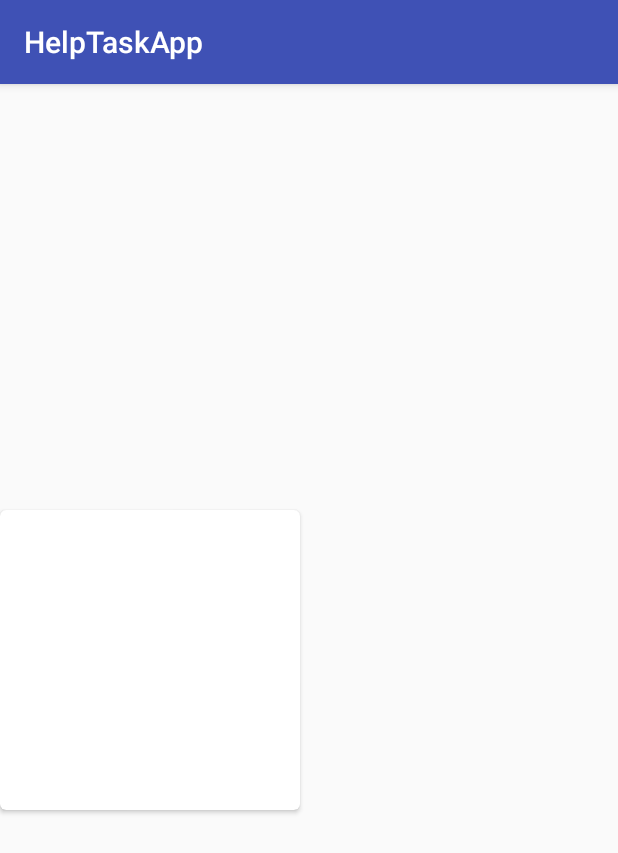
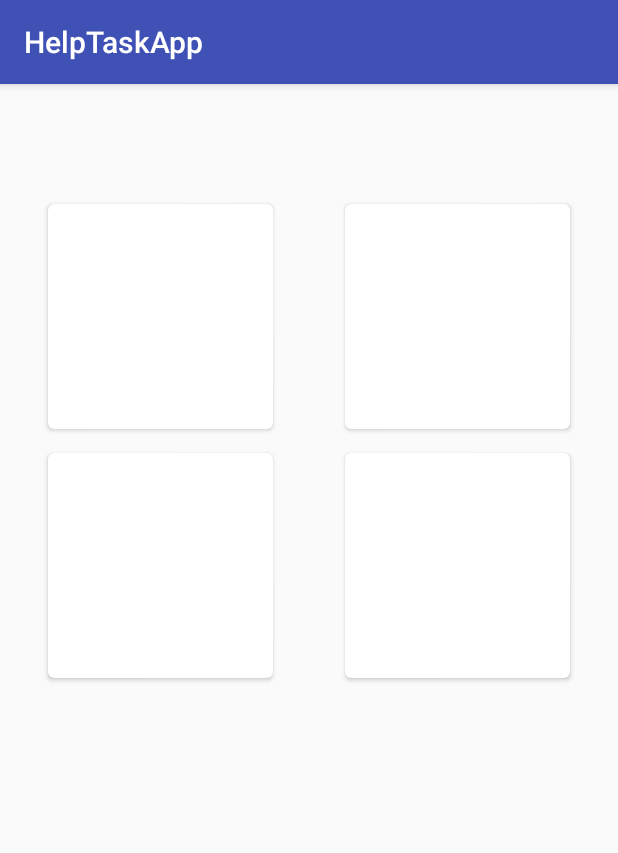
Before and after one commit to vteodoro/HelpTaskApp, an Android app: the screen it shows after launch (MainActivity), on a phone screen of 412 x 824 dp. Shown: the top 853 px of the screen. Run offline under Robolectric (Android 15) with nearby library versions, the phone set to English and light mode, and no system bars.

Commit message:
Posicionar cardview na activity_main

```diff
--- a/app/src/main/res/layout/activity_main.xml
+++ b/app/src/main/res/layout/activity_main.xml
@@ -1,20 +1,52 @@
 <?xml version="1.0" encoding="utf-8"?>
-<LinearLayout
+<android.support.constraint.ConstraintLayout
     xmlns:android="http://schemas.android.com/apk/res/android"
     xmlns:card_view="http://schemas.android.com/apk/res-auto"
+    xmlns:tools="http://schemas.android.com/tools"
     android:layout_height="match_parent"
     android:layout_width="match_parent">
-    <android.support.v7.widget.CardView
-        xmlns:card_view="http://schemas.android.com/apk/res-auto"
-        android:id="@+id/card_view"
-        android:layout_gravity="center"
-        android:layout_width="200dp"
-        android:layout_height="200dp"
-        card_view:cardCornerRadius="4dp">
 
-        <TextView
-            android:id="@+id/info_text"
-            android:layout_width="match_parent"
-            android:layout_height="match_parent" />
+    <android.support.v7.widget.CardView xmlns:card_view="http://schemas.android.com/apk/res-auto"
+        android:id="@+id/card_executar"
+        android:layout_width="150dp"
+        android:layout_height="150dp"
+        android:layout_marginStart="32dp"
+        android:layout_marginTop="80dp"
+        card_view:cardCornerRadius="4dp"
+        card_view:layout_constraintStart_toStartOf="parent"
+        card_view:layout_constraintTop_toTopOf="parent"></android.support.v7.widget.CardView>
+
+    <android.support.v7.widget.CardView xmlns:card_view="http://schemas.android.com/apk/res-auto"
+        android:id="@+id/card_planejar"
+        android:layout_width="150dp"
+        android:layout_height="150dp"
+        android:layout_marginEnd="32dp"
+        android:layout_marginTop="80dp"
+        card_view:cardCornerRadius="4dp"
+        card_view:layout_constraintEnd_toEndOf="parent"
+        card_view:layout_constraintTop_toTopOf="parent"></android.support.v7.widget.CardView>
+
+    <android.support.v7.widget.CardView xmlns:card_view="http://schemas.android.com/apk/res-auto"
+        android:id="@+id/card_delegar"
+        android:layout_width="150dp"
+        android:layout_height="150dp"
+        android:layout_marginStart="32dp"
+        android:layout_marginTop="16dp"
+        card_view:cardCornerRadius="4dp"
+        card_view:layout_constraintStart_toStartOf="parent"
+        card_view:layout_constraintTop_toBottomOf="@+id/card_executar">
+
     </android.support.v7.widget.CardView>
-</LinearLayout>
+
+    <android.support.v7.widget.CardView xmlns:card_view="http://schemas.android.com/apk/res-auto"
+        android:id="@+id/card_deletar"
+        android:layout_width="150dp"
+        android:layout_height="150dp"
+        android:layout_marginEnd="32dp"
+        android:layout_marginTop="16dp"
+        card_view:cardCornerRadius="4dp"
+        card_view:layout_constraintEnd_toEndOf="parent"
+        card_view:layout_constraintTop_toBottomOf="@+id/card_planejar">
+
+    </android.support.v7.widget.CardView>
+</android.support.constraint.ConstraintLayout>
```
